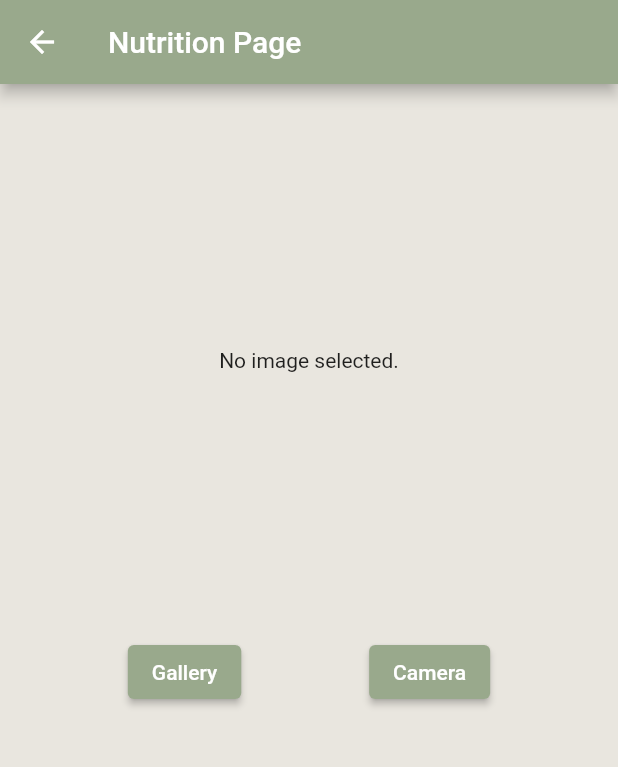
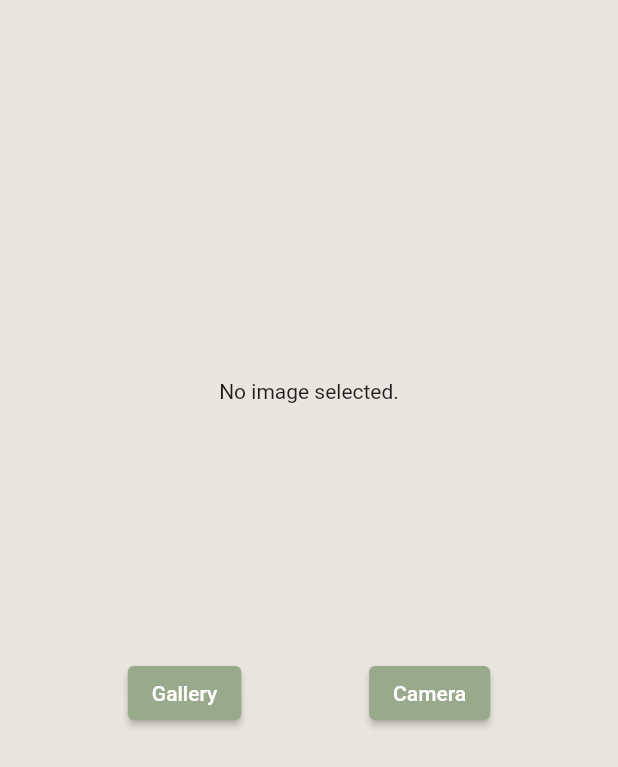
Before and after one commit to ERAUFitnessTracker/FitSage, a Flutter app: the NutritionPage screen opened directly, on a phone screen of 412 x 824 dp. Shown: the top 767 px of the screen. Run offline on Flutter 3.47's test engine with Material 2 defaults, Android fonts, the phone set to English and light mode, and no system bars; our stand-ins replace google_fonts, image_picker, line_awesome_flutter, sqflite, table_calendar; missing offline and left inert: google_mlkit_text_recognition; accounts and stored records are empty.

Commit message:
changed app name, tweaked button positions

```diff
--- a/FitSage/ui_draft1/lib/NutritionPage.dart
+++ b/FitSage/ui_draft1/lib/NutritionPage.dart
@@ -71,12 +71,9 @@ class _NutritionPageState extends State<NutritionPage> {
   @override
   Widget build(BuildContext context) {
     return Scaffold(
-      appBar: AppBar(
-        title: const Text('Nutrition Page'),
-      ),
       body: Column(
         children: [
-          const SizedBox(height: 16),
+          const SizedBox(height: 100),
           Expanded(
             child: Center(
               child: _image == null
--- a/FitSage/ui_draft1/pubspec.yaml
+++ b/FitSage/ui_draft1/pubspec.yaml
@@ -42,7 +42,6 @@ dependencies:
   google_fonts: ^4.0.3
   dropdown_button2: ^2.0.0
   table_calendar: ^3.0.9
-  google_ml_kit: ^0.13.0
   image_picker: ^0.8.1+1
 
 dev_dependencies:
```
Also changed, not shown: FitSage/ui_draft1/pubspec.lock, 1 other file.
